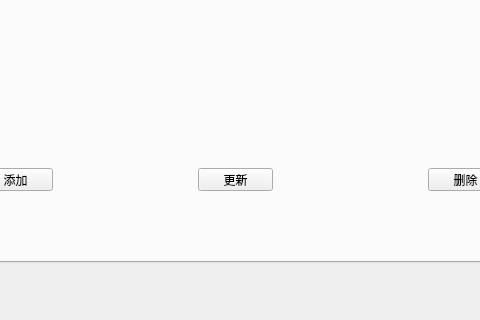
Before: the Qt Designer form mainwindow.ui in yt2014/InfoManage, drawn with Qt 5; both pictures show x 394 to 874 and y 355 to 675 of the 1177 by 675 pixel window.
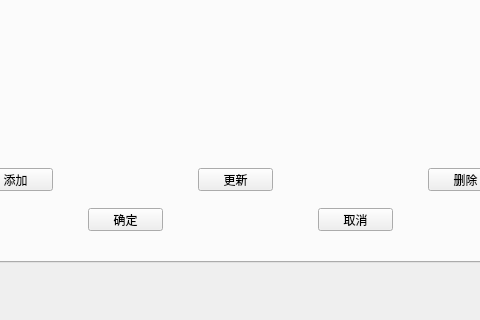
After: the same form once the commit is applied.

Commit message: user manage tab ui change

Diff of the .ui file:
```diff
--- a/mainwindow.ui
+++ b/mainwindow.ui
@@ -130,6 +130,32 @@
        <string>删除</string>
       </property>
      </widget>
+     <widget class="QPushButton" name="pushButton_OK">
+      <property name="geometry">
+       <rect>
+        <x>350</x>
+        <y>440</y>
+        <width>75</width>
+        <height>23</height>
+       </rect>
+      </property>
+      <property name="text">
+       <string>确定</string>
+      </property>
+     </widget>
+     <widget class="QPushButton" name="pushButton_4">
+      <property name="geometry">
+       <rect>
+        <x>580</x>
+        <y>440</y>
+        <width>75</width>
+        <height>23</height>
+       </rect>
+      </property>
+      <property name="text">
+       <string>取消</string>
+      </property>
+     </widget>
     </widget>
     <widget class="QWidget" name="tab_2">
      <attribute name="title">
```
